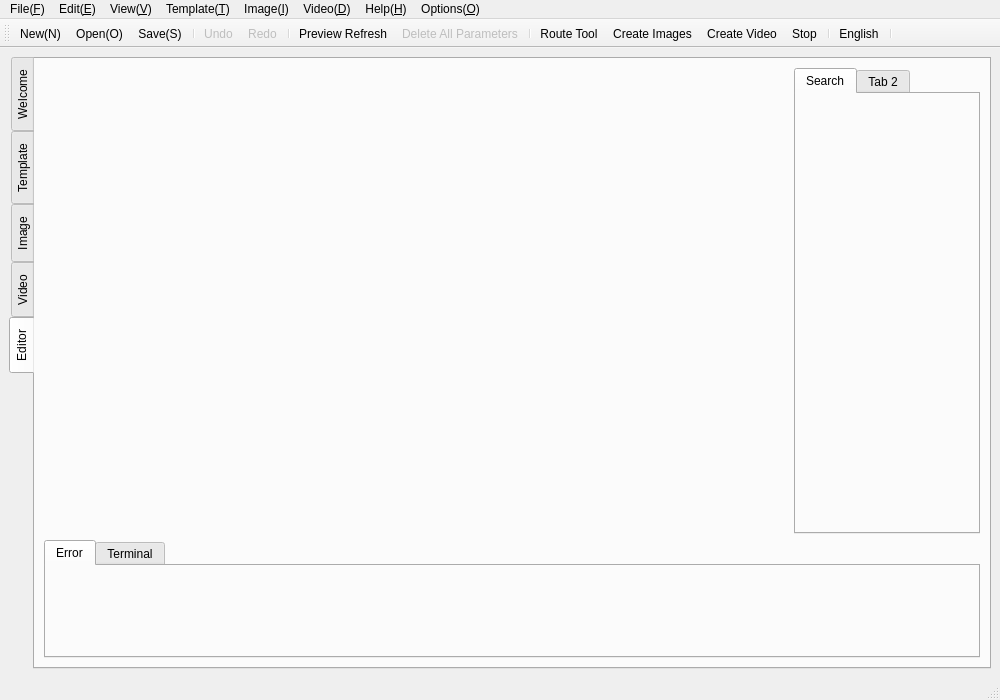
The window that mainwindow.ui (Teddy-van-Jerry/Fractal_Designer) describes before a commit, drawn with Qt 5.
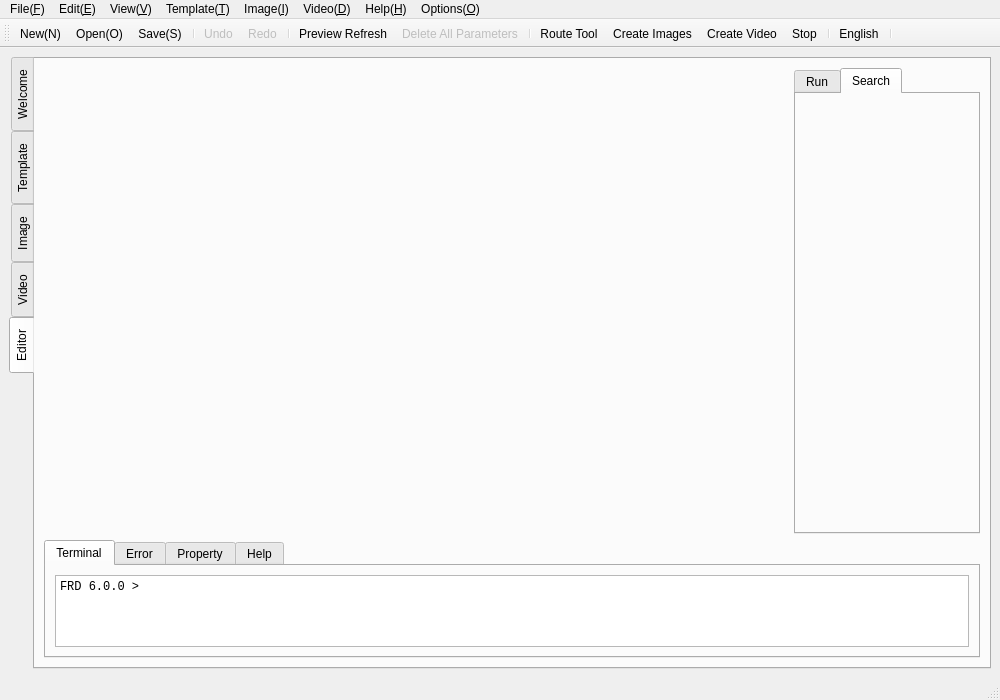
The same window after the commit. The open tabs and pages were chosen to show the change. Icons and pictures are not drawn.

Commit message:
Interpreter design - 6.0.0
Update the structure of class Info, Add functions to class Interpreter.

Diff of the .ui file:
```diff
--- a/mainwindow.ui
+++ b/mainwindow.ui
@@ -1712,16 +1712,16 @@
           <property name="currentIndex">
            <number>0</number>
           </property>
+          <widget class="QWidget" name="Run_tab">
+           <attribute name="title">
+            <string>Run</string>
+           </attribute>
+          </widget>
           <widget class="QWidget" name="Search_tab">
            <attribute name="title">
             <string>Search</string>
            </attribute>
           </widget>
-          <widget class="QWidget" name="tab_4">
-           <attribute name="title">
-            <string>Tab 2</string>
-           </attribute>
-          </widget>
          </widget>
         </item>
         <item row="1" column="0" colspan="2">
@@ -1729,21 +1729,45 @@
           <property name="currentIndex">
            <number>1</number>
           </property>
-          <widget class="QWidget" name="tab">
-           <attribute name="title">
-            <string>Error</string>
-           </attribute>
-          </widget>
-          <widget class="QWidget" name="tab_2">
+          <widget class="QWidget" name="tab_terminal">
            <attribute name="title">
             <string>Terminal</string>
            </attribute>
            <layout class="QGridLayout" name="gridLayout_3">
             <item row="0" column="0">
-             <widget class="QPlainTextEdit" name="plainTextEdit"/>
+             <widget class="QPlainTextEdit" name="plainTextEdit_terminal">
+              <property name="font">
+               <font>
+                <family>Consolas</family>
+               </font>
+              </property>
+              <property name="plainText">
+               <string>FRD 6.0.0 &gt;</string>
+              </property>
+             </widget>
             </item>
            </layout>
           </widget>
+          <widget class="QWidget" name="tab_error">
+           <attribute name="title">
+            <string>Error</string>
+           </attribute>
+           <layout class="QGridLayout" name="gridLayout_15">
+            <item row="0" column="0">
+             <widget class="QTableView" name="tableView_error"/>
+            </item>
+           </layout>
+          </widget>
+          <widget class="QWidget" name="tab_property">
+           <attribute name="title">
+            <string>Property</string>
+           </attribute>
+          </widget>
+          <widget class="QWidget" name="tab_Help">
+           <attribute name="title">
+            <string>Help</string>
+           </attribute>
+          </widget>
          </widget>
         </item>
        </layout>
```
Left out of the diff: 8 changed lines with no effect on the pictures. The commit also changes 5 other files.
